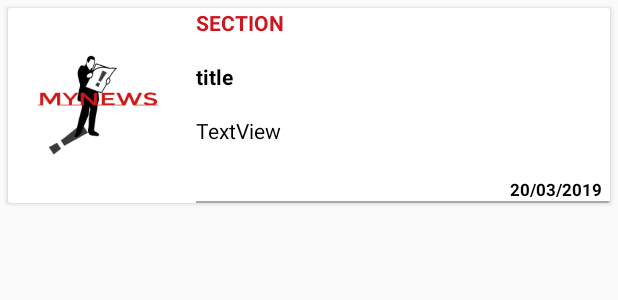
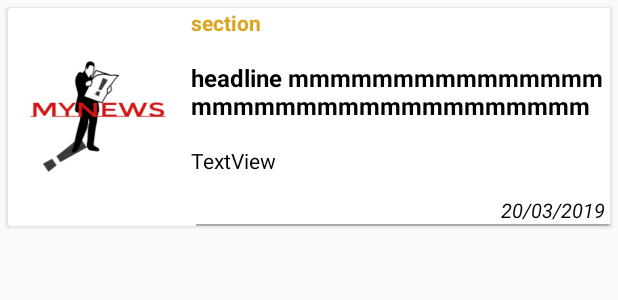
Before and after one commit to spartam72/RecupMyNews, an Android app: the layout article_item_categories_modif_sub_section.xml on its own in the app's theme, with its tools: preview values and no code run, on a phone screen of 412 x 824 dp. Shown: the top 300 px of the screen. Run offline under Robolectric (Android 15) with nearby library versions, the phone set to English and light mode, and no system bars; Roboto replaces fonts that are not available here.

Commit message:
mes derniers commits

```diff
--- a/app/build.gradle
+++ b/app/build.gradle
@@ -4,7 +4,7 @@ android {
     compileSdkVersion 28
     defaultConfig {
         applicationId "com.example.spart.mynews"
-        minSdkVersion 23
+        minSdkVersion 19
         targetSdkVersion 28
         versionCode 1
         versionName "1.0"
--- a/app/src/main/java/com/example/spart/recupmynews/Controller/SearchResultActivity.java
+++ b/app/src/main/java/com/example/spart/recupmynews/Controller/SearchResultActivity.java
@@ -2,8 +2,10 @@ package com.example.spart.recupmynews.Controller;
 
 import android.content.Intent;
 import android.content.SharedPreferences;
+import android.os.Build;
 import android.os.Bundle;
 import android.preference.PreferenceManager;
+import android.support.annotation.RequiresApi;
 import android.support.v4.content.ContextCompat;
 import android.support.v4.widget.SwipeRefreshLayout;
 import android.support.v7.app.AppCompatActivity;
@@ -47,6 +49,7 @@ public class SearchResultActivity extends AppCompatActivity {
 
     private SharedPreferences mPreferences;
 
+    @RequiresApi(api = Build.VERSION_CODES.LOLLIPOP)
     @Override
     protected void onCreate(Bundle savedInstanceState) {
         super.onCreate(savedInstanceState);
@@ -77,7 +80,7 @@ public class SearchResultActivity extends AppCompatActivity {
         this.recyclerView.setLayoutManager(new LinearLayoutManager(getApplication()));
     }
     private void configureOnClickRecyclerView() {
-        ItemClickSupport.addTo(recyclerView, R.layout.article_item_search )
+        ItemClickSupport.addTo(recyclerView, R.layout.article_item_search_modif_subsection )
                 .setOnItemClickListener(new ItemClickSupport.OnItemClickListener() {
                     @Override
                     public void onItemClicked(RecyclerView recyclerView, int position, View v) {
--- a/app/src/main/java/com/example/spart/recupmynews/View/ArticleSearchAdapter.java
+++ b/app/src/main/java/com/example/spart/recupmynews/View/ArticleSearchAdapter.java
@@ -30,7 +30,7 @@ public class ArticleSearchAdapter extends RecyclerView.Adapter<ArticlesViewHolde
     public ArticlesViewHolder onCreateViewHolder(ViewGroup parent, int viewType) {
         Context context = parent.getContext();
         LayoutInflater inflater = LayoutInflater.from(context);
-        View view = inflater.inflate( R.layout.article_item_search_modif, parent, false);
+        View view = inflater.inflate( R.layout.article_item_search_modif_subsection, parent, false);
 
         return new ArticlesViewHolder(view);
     }
--- a/app/src/main/res/layout/article_item_categories.xml
+++ b/app/src/main/res/layout/article_item_categories_modif_sub_section.xml
@@ -4,69 +4,73 @@
     xmlns:tools="http://schemas.android.com/tools"
     android:id="@+id/article_item_window"
     android:layout_width="match_parent"
-    android:layout_height="130dp"
+    android:layout_height="145dp"
     android:layout_margin="5dp">
 
-    <LinearLayout
-        android:layout_width="120dp"
-        android:layout_height="130dp"
-        android:background="@color/colorWhite"
-        android:orientation="vertical">
 
     <ImageView
         android:id="@+id/image_url"
-            android:layout_width="wrap_content"
-            android:layout_height="0dp"
-            android:layout_gravity="center|center_horizontal|center_vertical"
-            android:layout_margin="15dp"
+        android:layout_width="100dp"
+        android:layout_height="100dp"
+        android:layout_gravity="center|start|center_horizontal|center_vertical"
+        android:layout_margin="10dp"
         android:layout_weight="1"
-            android:foregroundGravity="clip_horizontal"
         app:srcCompat="@drawable/ic_news_logo"
-            tools:ignore="ContentDescription" />
-
-    </LinearLayout>
+        tools:ignore="ContentDescription,Suspicious0dp" />
 
     <LinearLayout
-        android:layout_width="wrap_content"
+        android:layout_width="match_parent"
         android:layout_height="match_parent"
         android:layout_marginStart="120dp"
         android:background="@color/colorWhite"
         android:orientation="vertical">
 
+        <LinearLayout
+            android:layout_width="match_parent"
+            android:layout_height="wrap_content"
+            android:orientation="horizontal"
+            android:layout_weight="1">
+
             <TextView
                 android:id="@+id/my_section"
-            android:layout_width="match_parent"
+                android:layout_width="wrap_content"
                 android:layout_height="wrap_content"
-            android:layout_marginStart="5dp"
+                android:layout_marginStart="2dp"
                 android:layout_weight="1"
-            android:text="SECTION"
-            android:textColor="@color/colorXanadu"
+                android:maxLines="1"
+                android:text="section"
+                android:textColor="@color/colorTopStories"
                 android:textSize="14sp"
-            android:textStyle="bold" />
+                android:textStyle="bold"
+                tools:ignore="NestedWeights" />
 
+        </LinearLayout>
 
         <TextView
             android:id="@+id/title"
             android:layout_width="match_parent"
             android:layout_height="wrap_content"
-            android:layout_marginStart="5dp"
+            android:layout_marginStart="2dp"
             android:layout_marginLeft="5dp"
+            android:layout_marginEnd="2dp"
             android:layout_marginRight="5dp"
             android:layout_weight="1"
             android:maxLines="2"
-            android:text="title"
+            android:paddingTop="2dp"
+            android:paddingBottom="2dp"
+            android:text="headline mmmmmmmmmmmmmmmmmmmmmmmmmmmmmmmmmmmmmmmmmmmmmmmmmmmmmmmmmmmmmmmmmmmmmmmmmmmmmmmmmmmmmmmmmmmmmmmmmmmmmmmmmmm"
             android:textColor="@color/colorBlack"
-            android:textSize="14sp"
+            android:textSize="16sp"
             android:textStyle="bold" />
 
         <TextView
             android:id="@+id/abstract_desc"
             android:layout_width="match_parent"
             android:layout_height="wrap_content"
-            android:layout_marginStart="5dp"
+            android:layout_marginStart="2dp"
             android:layout_marginLeft="5dp"
+            android:layout_marginEnd="2dp"
             android:layout_marginRight="5dp"
-            android:layout_marginBottom="5dp"
             android:layout_weight="1"
             android:maxLines="3"
             android:text="TextView"
@@ -77,21 +81,21 @@
             android:id="@+id/published_date"
             android:layout_width="match_parent"
             android:layout_height="wrap_content"
-            android:layout_marginStart="5dp"
+            android:layout_marginStart="2dp"
             android:layout_marginLeft="5dp"
-            android:layout_marginEnd="5dp"
+            android:layout_marginEnd="3dp"
             android:layout_marginRight="5dp"
             android:layout_weight="0"
             android:gravity="end"
             android:text="20/03/2019"
             android:textColor="@color/colorBlack"
-            android:textSize="11sp"
-            android:textStyle="bold"
+            android:textSize="13sp"
+            android:textStyle="italic"
             tools:ignore="SmallSp" />
 
         <View
             android:id="@+id/view_line"
-            android:layout_width="match_parent"
+            android:layout_width="wrap_content"
             android:layout_height="1dp"
             android:layout_marginStart="5dp"
             android:background="@android:color/darker_gray" />
--- a/app/src/main/res/menu/popup_menu.xml
+++ b/app/src/main/res/menu/popup_menu.xml
@@ -18,6 +18,7 @@
         android:visible="true"
         app:showAsAction="always"/>
 
+
     <item
         android:id="@+id/help_popup"
         android:title="@string/help13"
--- a/app/src/main/res/values/colors.xml
+++ b/app/src/main/res/values/colors.xml
@@ -9,11 +9,11 @@
     <color name="colorStatusBarHome">#CF9E20</color>
     <color name="colorStatusBarMostPopular">#4076A3</color>
     <color name="colorStatusBarSport">#007100</color>
-    <color name="colorStatusBarBusiness">#7D7D7B</color>
+    <color name="colorStatusBarBusiness">#575754</color>
     <color name="colorStatusBarDetailTS">#CF9E20</color>
     <color name="colorStatusBarDetailsMP">#4076A3</color>
     <color name="colorStatusBarDetailsSPT">#007100</color>
-    <color name="colorStatusBarDetailsBU">#7D7D7B</color>
+    <color name="colorStatusBarDetailsBU">#575754</color>
     <color name="colorTabIndicator">#FF0000</color>
     <color name="colorIconNavigation">#800000</color>
 
```
Also changed, not shown: app/src/main/java/com/example/spart/recupmynews/MyArticleSearchAPI/ArticleSearchArticles.java (+10 -0 lines), app/src/main/java/com/example/spart/recupmynews/MyBusinessAPI/ArticleBusiness.java (+11 -0 lines), app/src/main/java/com/example/spart/recupmynews/MyMostPopularAPI/ArticleMostPopular.java (+21 -0 lines), app/src/main/java/com/example/spart/recupmynews/MySportsAPI/ArticleSport.java (+9 -1 lines), app/src/main/java/com/example/spart/recupmynews/MyTopStoriesAPI/ArticleTopStories.java (+9 -0 lines), app/src/main/java/com/example/spart/recupmynews/View/ArticlesViewHolder.java (+12 -1 lines), app/src/main/java/com/example/spart/recupmynews/View/BusinessAdapter.java (+7 -3 lines), app/src/main/java/com/example/spart/recupmynews/View/MostPopularAdapter.java (+7 -3 lines), app/src/main/java/com/example/spart/recupmynews/View/SportsAdapter.java (+6 -3 lines), app/src/main/java/com/example/spart/recupmynews/View/TopStoriesAdapter.java (+7 -3 lines), app/src/main/res/layout/article_item_categories_modif.xml (+28 -4 lines), app/src/main/res/layout/article_item_search_modif.xml (+41 -3 lines), app/src/main/res/layout/article_item_search_modif_subsection.xml (renamed from app/src/main/res/layout/article_item_search.xml, +26 -20 lines). Lines whose indentation alone changed are shown as unchanged.
